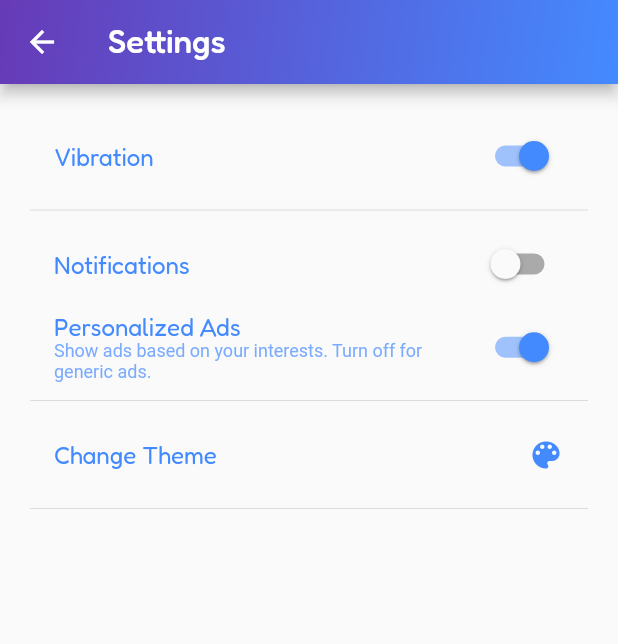
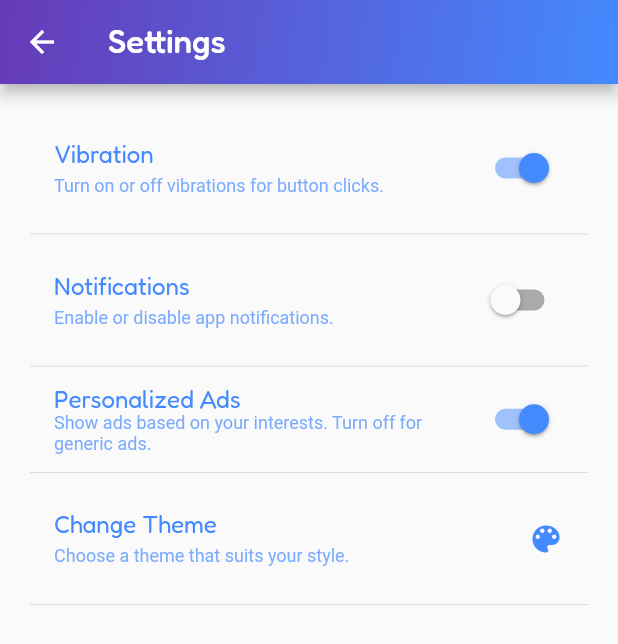
Before and after one commit to Samooh-9820060/technomaths, a Flutter app: the SettingsScreen screen opened directly, on a phone screen of 412 x 824 dp. Shown: the top 644 px of the screen. Run offline on Flutter 3.47's test engine with Material 2 defaults, Android fonts, the phone set to English and light mode, and no system bars; our stand-ins replace cloud_firestore, connectivity_plus, device_info_plus, firebase_core, flutter_local_notifications, font_awesome_flutter and 7 more; missing offline and left inert: android_alarm_manager_plus, android_intent_plus, dart:ffi, flutter_vibrate, notification_permissions; accounts and stored records are empty.

Commit message:
v 1.0.8 ready
- settings screen UI has been fixed

```diff
--- a/lib/screens/settings.dart
+++ b/lib/screens/settings.dart
@@ -130,6 +130,10 @@ class _SettingsScreenState extends State<SettingsScreen> {
                 'Vibration',
                 style: GoogleFonts.fredoka(color: themeColors.textColor),
               ),
+              subtitle: Text(
+                'Turn on or off vibrations for button clicks.',
+                style: TextStyle(fontSize: 12, color: themeColors.textColor.withOpacity(0.7)),
+              ),
               trailing: Switch(
                 value: _isVibrationOn,
                 onChanged: (bool value) {
@@ -146,6 +150,10 @@ class _SettingsScreenState extends State<SettingsScreen> {
               title: Text(
                 'Notifications',
                 style: GoogleFonts.fredoka(color: themeColors.textColor),
+              ),
+              subtitle: Text(
+                'Enable or disable app notifications.',
+                style: TextStyle(fontSize: 12, color: themeColors.textColor.withOpacity(0.7)),
               ),
               trailing: Switch(
                 value: _isNotificationsOn,
@@ -182,6 +190,7 @@ class _SettingsScreenState extends State<SettingsScreen> {
                 activeColor: themeColors.iconColor,
               ),
             ),
+            Divider(),
             ListTile(
               title: Text(
                 'Personalized Ads',
@@ -208,6 +217,10 @@ class _SettingsScreenState extends State<SettingsScreen> {
                 'Change Theme',
                 style: GoogleFonts.fredoka(color: themeColors.textColor),
               ),
+              subtitle: Text(
+                'Choose a theme that suits your style.',
+                style: TextStyle(fontSize: 12, color: themeColors.textColor.withOpacity(0.7)),
+              ),
               trailing: Icon(Icons.color_lens, color: themeColors.iconColor),
               onTap: () {
                 _showThemeBottomSheet(context);
```
